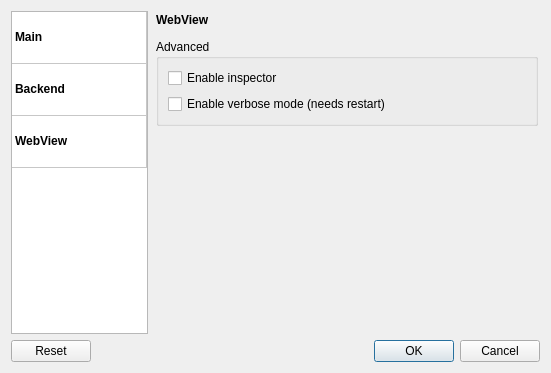
Old version of the form resources/ui/mod_settings.ui in the repository mod-audio/mod-app-legacy.
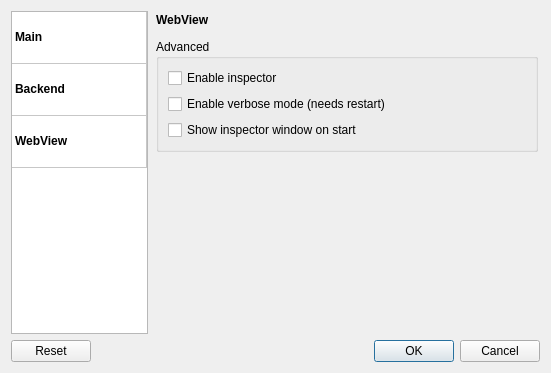
New version of the form. The open tabs and pages were chosen to show the change. Icons and pictures are not drawn.

Commit message: Add option to show inspector on start; Cleanup

The edit to the form file:
```diff
--- a/resources/ui/mod_settings.ui
+++ b/resources/ui/mod_settings.ui
@@ -593,6 +593,13 @@
               </property>
              </widget>
             </item>
+            <item>
+             <widget class="QCheckBox" name="cb_webview_show_inspector">
+              <property name="text">
+               <string>Show inspector window on start</string>
+              </property>
+             </widget>
+            </item>
            </layout>
           </widget>
          </item>
```
Left out of the diff: 16 changed lines with no effect on the pictures. The commit also changes 4 other files.
